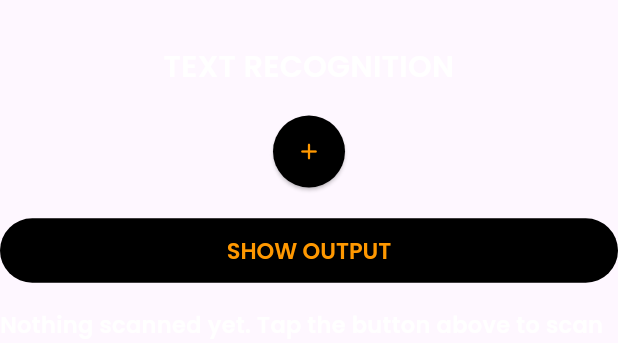
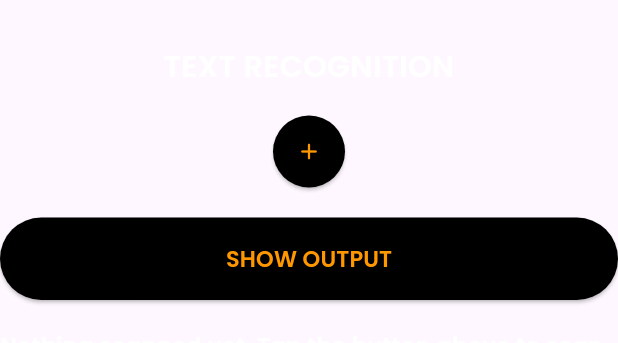
Before and after one commit to rajin-khan/TapSense, a Flutter app: the EducationScreen widget shown alone on an empty page, opened directly with empty values, after a tap on "READ SCREEN", on a phone screen of 412 x 824 dp. Shown: the top 343 px of the screen. Run offline on Flutter 3.47's test engine with Material 3 defaults, Android fonts, the phone set to English and light mode, and no system bars; our stand-ins replace flutter_tts, google_fonts, image_picker, speech_to_text; missing offline and left inert: google_mlkit_object_detection, google_mlkit_text_recognition.

Commit message:
Add system-wide text-to-speech capability

```diff
--- a/tap_sense/lib/sections/detection/detection_screen.dart
+++ b/tap_sense/lib/sections/detection/detection_screen.dart
@@ -26,7 +26,8 @@ class _DetectionScreenState extends State<DetectionScreen> {
   final FlutterTts flutterTts = FlutterTts();
 
   Future<void> _pickImage() async {
-    //image picker
+
+    flutterTts.speak("You are now picking an image.");
     final pickedFile =
         await ImagePicker().pickImage(source: ImageSource.gallery);
     if (pickedFile != null) {
--- a/tap_sense/lib/sections/education/education_screen.dart
+++ b/tap_sense/lib/sections/education/education_screen.dart
@@ -23,8 +23,7 @@ class _EducationScreenState extends State<EducationScreen> {
   final FlutterTts flutterTts = FlutterTts();
 
   Future<void> _pickImage() async {
-    //image picker function
-    //image picker
+    flutterTts.speak("You are now picking an image.");
     final pickedFile =
         await ImagePicker().pickImage(source: ImageSource.gallery);
     if (pickedFile != null) {
@@ -50,6 +49,7 @@ class _EducationScreenState extends State<EducationScreen> {
     setState(() {
       scannedText = extractedText!;
     });
+    flutterTts.speak(scannedText);
   }
 
   @override
@@ -79,21 +79,24 @@ class _EducationScreenState extends State<EducationScreen> {
           child: const Icon(Icons.add_rounded,
               color: Colors.orange), // icon of the button
         ),
-        const SizedBox(height: 18),
-        TextButton(
-          onPressed: _processedOutput,
-          style: TextButton.styleFrom(
-            backgroundColor: Colors.black,
-            foregroundColor: Colors.orange,
-            padding: const EdgeInsets.all(10),
-            textStyle: GoogleFonts.poppins(
-              fontSize: 15,
-              fontWeight: FontWeight.w600,
+        const SizedBox(height: 20),
+        SizedBox(
+          width: 250,
+          height: 55,
+          child: ElevatedButton(
+            onPressed: _processedOutput,
+            style: ElevatedButton.styleFrom(
+              backgroundColor: Colors.black,
+              foregroundColor: Colors.orange,
+            ),
+            child: Text(
+              'SHOW OUTPUT',
+              style: GoogleFonts.poppins(
+                  fontWeight: FontWeight.w600, fontSize: 15),
             ),
           ),
-          child: const Text('SHOW OUTPUT'),
         ),
-        const SizedBox(height: 15),
+        const SizedBox(height: 20),
         Expanded(
           child: SingleChildScrollView(
             child: Column(
@@ -116,10 +119,7 @@ class _EducationScreenState extends State<EducationScreen> {
         TextButton.icon(
           //screen reader
           onPressed: () {
-            flutterTts.speak(
-              //check utterance id to verify working
-              scannedText,
-            );
+            flutterTts.speak(scannedText);
           },
           style: TextButton.styleFrom(
             foregroundColor: Colors.white,
```
Also changed, not shown: tap_sense/lib/sections/menu_screen.dart (+7 -2 lines), tap_sense/lib/sections/productivity/to_dos.dart (+5 -3 lines).
